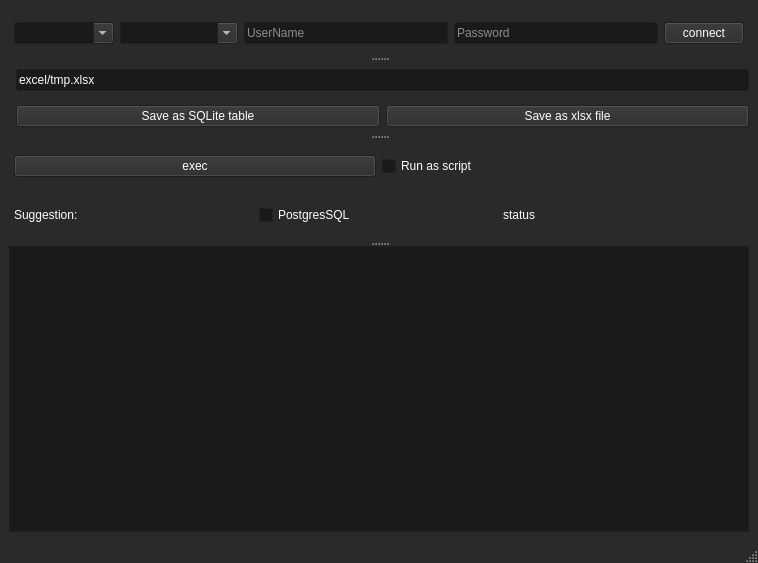
gfifgfifofich/DB_loader, file table.ui: the form before one commit.
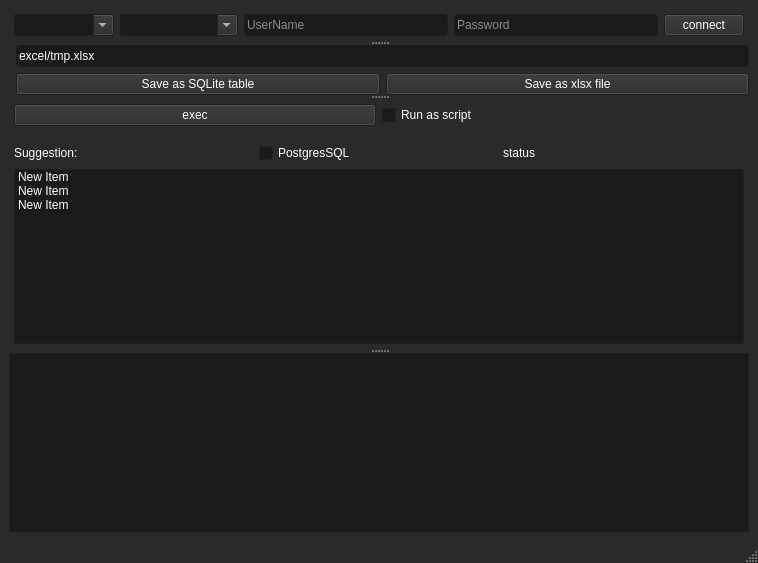
The form after the commit.

What changed in the file:
```diff
--- a/table.ui
+++ b/table.ui
@@ -694,7 +694,27 @@
          </layout>
         </item>
         <item>
-         <layout class="QHBoxLayout" name="horizontalLayout_3"/>
+         <layout class="QHBoxLayout" name="horizontalLayout_3">
+          <item>
+           <widget class="QListWidget" name="listWidget">
+            <item>
+             <property name="text">
+              <string>New Item</string>
+             </property>
+            </item>
+            <item>
+             <property name="text">
+              <string>New Item</string>
+             </property>
+            </item>
+            <item>
+             <property name="text">
+              <string>New Item</string>
+             </property>
+            </item>
+           </widget>
+          </item>
+         </layout>
         </item>
        </layout>
       </widget>
```
